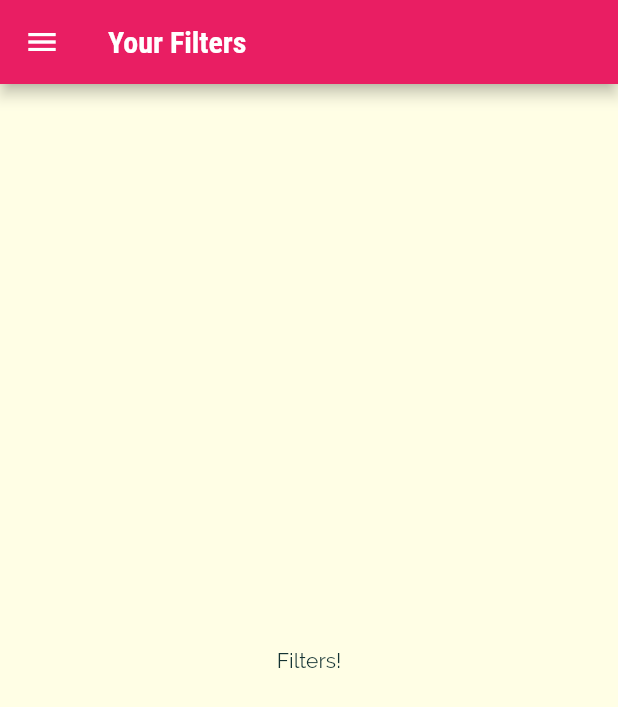
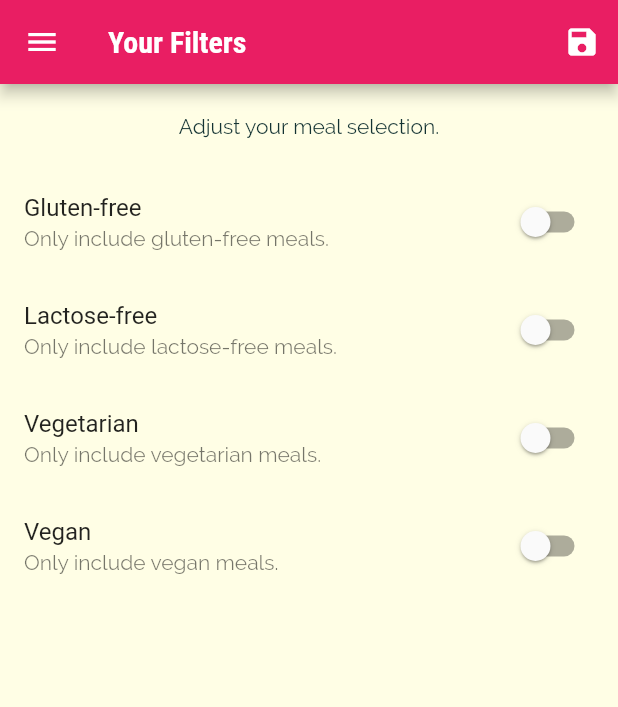
Before and after one commit to quantificial/flutter-meals, a Flutter app: the FiltersScreen screen opened by its route, on a phone screen of 412 x 824 dp. Shown: the top 707 px of the screen. Run offline on Flutter 3.47's test engine with Material 2 defaults, Android fonts, the phone set to English and light mode, and no system bars.

Commit message:
implement favourite

```diff
--- a/lib/main.dart
+++ b/lib/main.dart
@@ -1,78 +1,118 @@
 import 'package:flutter/material.dart';
-import 'package:meals_app/screens/categories_screen.dart';
-import 'package:meals_app/screens/category_meals_screen.dart';
-import 'package:meals_app/screens/filters_screen.dart';
-import 'package:meals_app/screens/meal_detail_screen.dart';
-import 'package:meals_app/screens/tabs_screen.dart';
 
-void main() {
-  runApp(const MyApp());
+import './dummy_data.dart';
+import './screens/tabs_screen.dart';
+import './screens/meal_detail_screen.dart';
+import './screens/filters_screen.dart';
+import './screens/categories_screen.dart';
+import './models/meal.dart';
+import './screens/category_meals_screen.dart';
+
+void main() => runApp(MyApp());
+
+class MyApp extends StatefulWidget {
+  @override
+  _MyAppState createState() => _MyAppState();
 }
 
-class MyApp extends StatelessWidget {
-  const MyApp({super.key});
+class _MyAppState extends State<MyApp> {
+  Map<String, bool> _filters = {
+    'gluten': false,
+    'lactose': false,
+    'vegan': false,
+    'vegetarian': false,
+  };
+  List<Meal> _availableMeals = DUMMY_MEALS;
+  List<Meal> _favoriteMeals = [];
 
-  // This widget is the root of your application.
+  void _setFilters(Map<String, bool> filterData) {
+    setState(() {
+      _filters = filterData;
+
+      _availableMeals = DUMMY_MEALS.where((meal) {
+        if (_filters['gluten']! && !meal.isGlutenFree) {
+          return false;
+        }
+        if (_filters['lactose']! && !meal.isLactoseFree) {
+          return false;
+        }
+        if (_filters['vegan']! && !meal.isVegan) {
+          return false;
+        }
+        if (_filters['vegetarian']! && !meal.isVegetarian) {
+          return false;
+        }
+        return true;
+      }).toList();
+    });
+  }
+
+  void _toggleFavorite(String mealId) {
+    final existingIndex =
+        _favoriteMeals.indexWhere((meal) => meal.id == mealId);
+    if (existingIndex >= 0) {
+      setState(() {
+        _favoriteMeals.removeAt(existingIndex);
+      });
+    } else {
+      setState(() {
+        _favoriteMeals.add(
+          DUMMY_MEALS.firstWhere((meal) => meal.id == mealId),
+        );
+      });
+    }
+  }
+
+  bool _isMealFavorite(String id) {
+    return _favoriteMeals.any((meal) => meal.id == id);
+  }
+
   @override
   Widget build(BuildContext context) {
     return MaterialApp(
-      title: 'Flutter Demo',
+      title: 'DeliMeals',
       theme: ThemeData(
-          textTheme: ThemeData.light().textTheme.copyWith(
-                bodyLarge:
-                    TextStyle(color: Color.fromRGBO(20, 51, 51, 1)), // body1
-                bodyMedium:
-                    TextStyle(color: Color.fromRGBO(20, 51, 51, 1)), // body2
-                titleLarge: TextStyle(
-                    fontSize: 20,
-                    fontFamily: 'RobotoCondensed',
-                    fontWeight: FontWeight.bold),
-              ),
-          fontFamily: 'Raleway',
-          canvasColor: Color.fromRGBO(255, 254, 229, 1),
-          colorScheme: ColorScheme.fromSwatch(primarySwatch: Colors.pink)
-              .copyWith(secondary: Colors.amber)),
-      //home: CategoriesScreen(),
-
-      // route table for navigator
+        canvasColor: Color.fromRGBO(255, 254, 229, 1),
+        fontFamily: 'Raleway',
+        textTheme: ThemeData.light().textTheme.copyWith(
+            bodyLarge: TextStyle(
+              color: Color.fromRGBO(20, 51, 51, 1),
+            ),
+            bodyMedium: TextStyle(
+              color: Color.fromRGBO(20, 51, 51, 1),
+            ),
+            titleLarge: TextStyle(
+              fontSize: 20,
+              fontFamily: 'RobotoCondensed',
+              fontWeight: FontWeight.bold,
+            )),
+        colorScheme: ColorScheme.fromSwatch(primarySwatch: Colors.pink)
+            .copyWith(secondary: Colors.amber),
+      ),
+      // home: CategoriesScreen(),
+      initialRoute: '/', // default is '/'
       routes: {
-        '/': (context) => TabsScreen(),
-        '/category-meals': (context) => CategoryMealsScreen(),
-        MealDetailScreen.routeName: (context) => MealDetailScreen(),
-        FiltersScreen.routeName: (context) => FiltersScreen()
+        '/': (ctx) => TabsScreen(_favoriteMeals),
+        CategoryMealsScreen.routeName: (ctx) =>
+            CategoryMealsScreen(_availableMeals),
+        MealDetailScreen.routeName: (ctx) =>
+            MealDetailScreen(_toggleFavorite, _isMealFavorite),
+        FiltersScreen.routeName: (ctx) => FiltersScreen(_filters, _setFilters),
       },
       onGenerateRoute: (settings) {
-        return MaterialPageRoute(
-          builder: (context) => CategoriesScreen(),
-        );
+        print(settings.arguments);
+        // if (settings.name == '/meal-detail') {
+        //   return ...;
+        // } else if (settings.name == '/something-else') {
+        //   return ...;
+        // }
+        // return MaterialPageRoute(builder: (ctx) => CategoriesScreen(),);
       },
       onUnknownRoute: (settings) {
-        // show error screen ???
-        return MaterialPageRoute(builder: (context) => CategoriesScreen());
+        return MaterialPageRoute(
+          builder: (ctx) => CategoriesScreen(),
+        );
       },
     );
   }
 }
-
-// class MyHomePage extends StatefulWidget {
-//   const MyHomePage({super.key, required this.title});
-
-//   final String title;
-
-//   @override
-//   State<MyHomePage> createState() => _MyHomePageState();
-// }
-
-// class _MyHomePageState extends State<MyHomePage> {
-//   @override
-//   Widget build(BuildContext context) {
-//     return Scaffold(
-//       appBar: AppBar(
-//         title: Text(widget.title),
-//       ),
-//       body: Center(
-//         child: Text('xxxx'),
-//       ),
-//     );
-//   }
-// }
--- a/lib/screens/category_meals_screen.dart
+++ b/lib/screens/category_meals_screen.dart
@@ -1,11 +1,14 @@
 import 'package:flutter/material.dart';
 
 import '../widgets/meal_item.dart';
-import '../dummy_data.dart';
 import '../models/meal.dart';
 
 class CategoryMealsScreen extends StatefulWidget {
   static const routeName = '/category-meals';
+
+  final List<Meal> availableMeals;
+
+  CategoryMealsScreen(this.availableMeals);
 
   @override
   _CategoryMealsScreenState createState() => _CategoryMealsScreenState();
@@ -29,7 +32,7 @@ class _CategoryMealsScreenState extends State<CategoryMealsScreen> {
           ModalRoute.of(context)?.settings.arguments as Map<String, String>;
       categoryTitle = routeArgs['title']!;
       final categoryId = routeArgs['id'];
-      displayedMeals = DUMMY_MEALS.where((meal) {
+      displayedMeals = widget.availableMeals.where((meal) {
         return meal.categories.contains(categoryId);
       }).toList();
       _loadedInitData = true;
@@ -58,7 +61,6 @@ class _CategoryMealsScreenState extends State<CategoryMealsScreen> {
             duration: displayedMeals[index].duration,
             affordability: displayedMeals[index].affordability,
             complexity: displayedMeals[index].complexity,
-            removeItem: _removeMeal,
           );
         },
         itemCount: displayedMeals.length,
--- a/lib/screens/filters_screen.dart
+++ b/lib/screens/filters_screen.dart
@@ -2,18 +2,134 @@ import 'package:flutter/material.dart';
 
 import '../widgets/main_drawer.dart';
 
-class FiltersScreen extends StatelessWidget {
+class FiltersScreen extends StatefulWidget {
   static const routeName = '/filters';
+
+  final Function saveFilters;
+  final Map<String, bool> currentFilters;
+
+  FiltersScreen(this.currentFilters, this.saveFilters);
+
+  @override
+  _FiltersScreenState createState() => _FiltersScreenState();
+}
+
+class _FiltersScreenState extends State<FiltersScreen> {
+  bool _glutenFree = false;
+  bool _vegetarian = false;
+  bool _vegan = false;
+  bool _lactoseFree = false;
+
+  @override
+  initState() {
+    _glutenFree = widget.currentFilters['gluten']!;
+    _lactoseFree = widget.currentFilters['lactose']!;
+    _vegetarian = widget.currentFilters['vegetarian']!;
+    _vegan = widget.currentFilters['vegan']!;
+    super.initState();
+  }
+
+  Widget _buildSwitchListTile(
+    String title,
+    String description,
+    bool currentValue,
+    Function updateValue,
+  ) {
+    return SwitchListTile(
+      title: Text(title),
+      value: currentValue,
+      subtitle: Text(
+        description,
+      ),
+      onChanged: updateValue as Function(bool),
+    );
+  }
 
   @override
   Widget build(BuildContext context) {
     return Scaffold(
       appBar: AppBar(
         title: Text('Your Filters'),
+        actions: <Widget>[
+          IconButton(
+            icon: Icon(Icons.save),
+            onPressed: () {
+              final selectedFilters = {
+                'gluten': _glutenFree,
+                'lactose': _lactoseFree,
+                'vegan': _vegan,
+                'vegetarian': _vegetarian,
+              };
+              widget.saveFilters(selectedFilters);
+            },
+          )
+        ],
       ),
       drawer: MainDrawer(),
-      body: Center(
-        child: Text('Filters!'),
+      body: Column(
+        children: <Widget>[
+          Container(
+            padding: EdgeInsets.all(20),
+            child: Text(
+              'Adjust your meal selection.',
+              style: Theme.of(context).textTheme.bodyLarge,
+            ),
+          ),
+          Expanded(
+            child: ListView(
+              children: <Widget>[
+                _buildSwitchListTile(
+                  'Gluten-free',
+                  'Only include gluten-free meals.',
+                  _glutenFree,
+                  (newValue) {
+                    setState(
+                      () {
+                        _glutenFree = newValue;
+                      },
+                    );
+                  },
+                ),
+                _buildSwitchListTile(
+                  'Lactose-free',
+                  'Only include lactose-free meals.',
+                  _lactoseFree,
+                  (newValue) {
+                    setState(
+                      () {
+                        _lactoseFree = newValue;
+                      },
+                    );
+                  },
+                ),
+                _buildSwitchListTile(
+                  'Vegetarian',
+                  'Only include vegetarian meals.',
+                  _vegetarian,
+                  (newValue) {
+                    setState(
+                      () {
+                        _vegetarian = newValue;
+                      },
+                    );
+                  },
+                ),
+                _buildSwitchListTile(
+                  'Vegan',
+                  'Only include vegan meals.',
+                  _vegan,
+                  (newValue) {
+                    setState(
+                      () {
+                        _vegan = newValue;
+                      },
+                    );
+                  },
+                )
+              ],
+            ),
+          ),
+        ],
       ),
     );
   }
--- a/lib/widgets/category_item.dart
+++ b/lib/widgets/category_item.dart
@@ -2,7 +2,6 @@ import 'package:flutter/src/widgets/framework.dart';
 import 'package:flutter/src/widgets/placeholder.dart';
 
 import 'package:flutter/material.dart';
-import 'package:meals_app/screens/category_meals_screen.dart';
 
 class CategoryItem extends StatelessWidget {
   const CategoryItem(
```
Also changed, not shown: lib/screens/favorites_screen.dart (+26 -3 lines), lib/screens/meal_detail_screen.dart (+9 -6 lines), lib/screens/tabs_screen.dart (+19 -12 lines), lib/widgets/meal_item.dart (+15 -17 lines).
